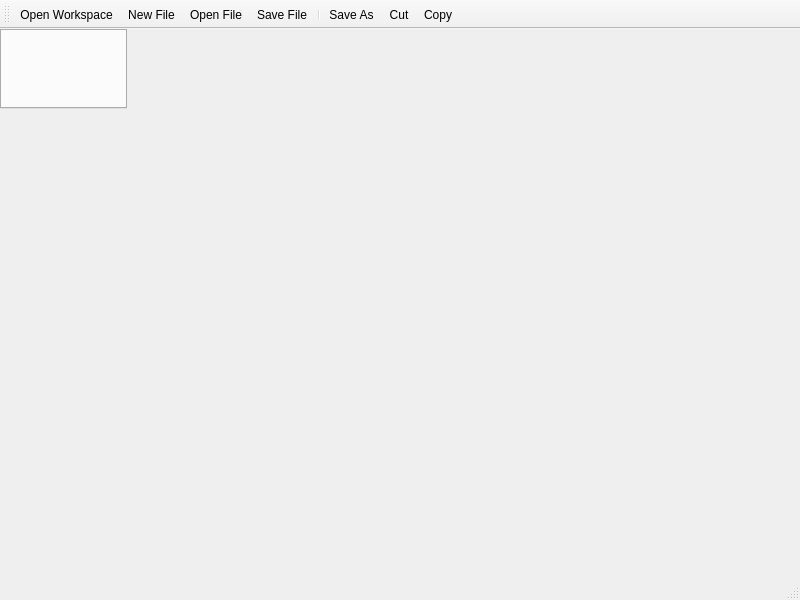
Above: mainwindow.ui from RutenunexJX/ZeroSlack before the change. Below: the same form after it.
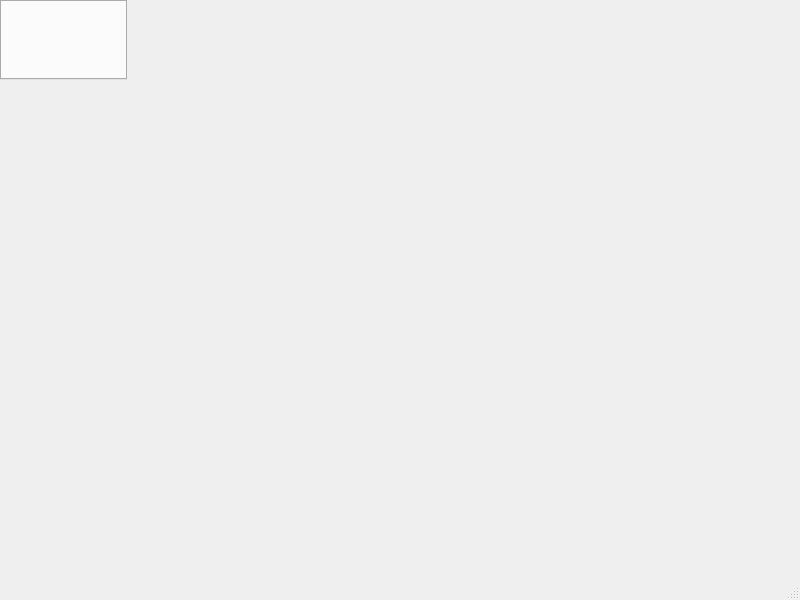
That is the form after the change. Icons and pictures are not drawn.

Commit message: Refine workspace and fold controls

```diff
--- a/mainwindow.ui
+++ b/mainwindow.ui
@@ -55,25 +55,6 @@
    </property>
   </widget>
   <widget class="QStatusBar" name="statusbar"/>
-  <widget class="QToolBar" name="toolBar">
-   <property name="windowTitle">
-    <string>toolBar</string>
-   </property>
-   <attribute name="toolBarArea">
-    <enum>TopToolBarArea</enum>
-   </attribute>
-   <attribute name="toolBarBreak">
-    <bool>false</bool>
-   </attribute>
-   <addaction name="open_direction_as_workspace"/>
-   <addaction name="new_file"/>
-   <addaction name="open_file"/>
-   <addaction name="save_file"/>
-   <addaction name="separator"/>
-   <addaction name="save_as"/>
-   <addaction name="cut"/>
-   <addaction name="copy"/>
-  </widget>
   <action name="new_file">
    <property name="text">
     <string>New File</string>
```
The commit also changes 20 other files.
